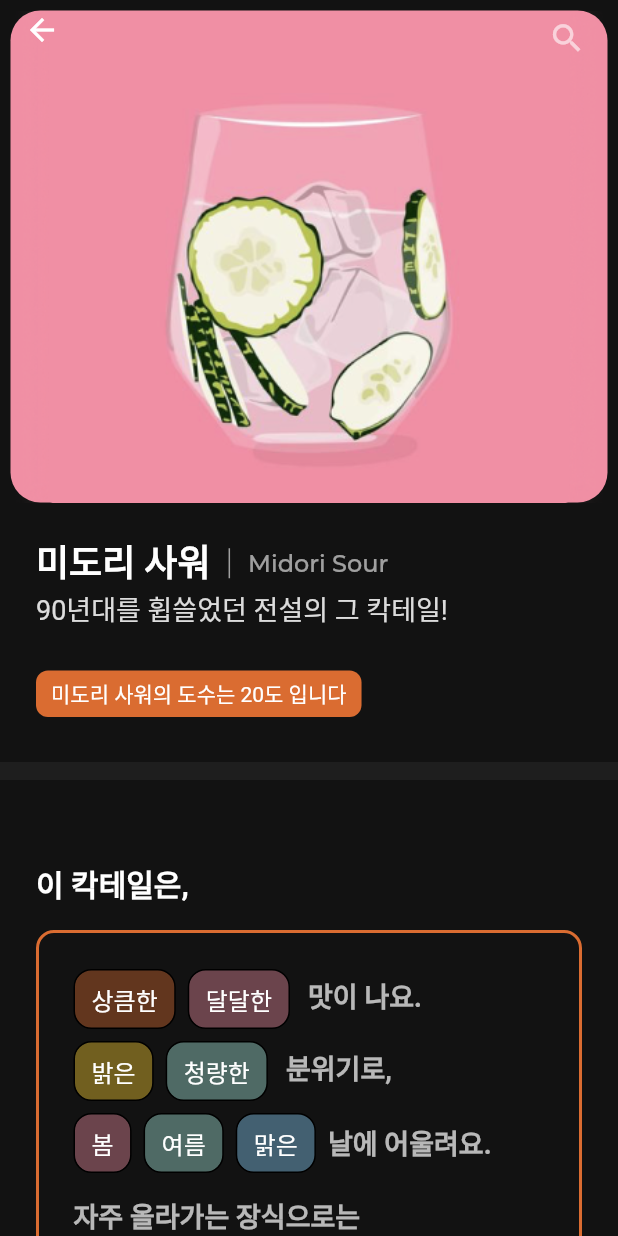
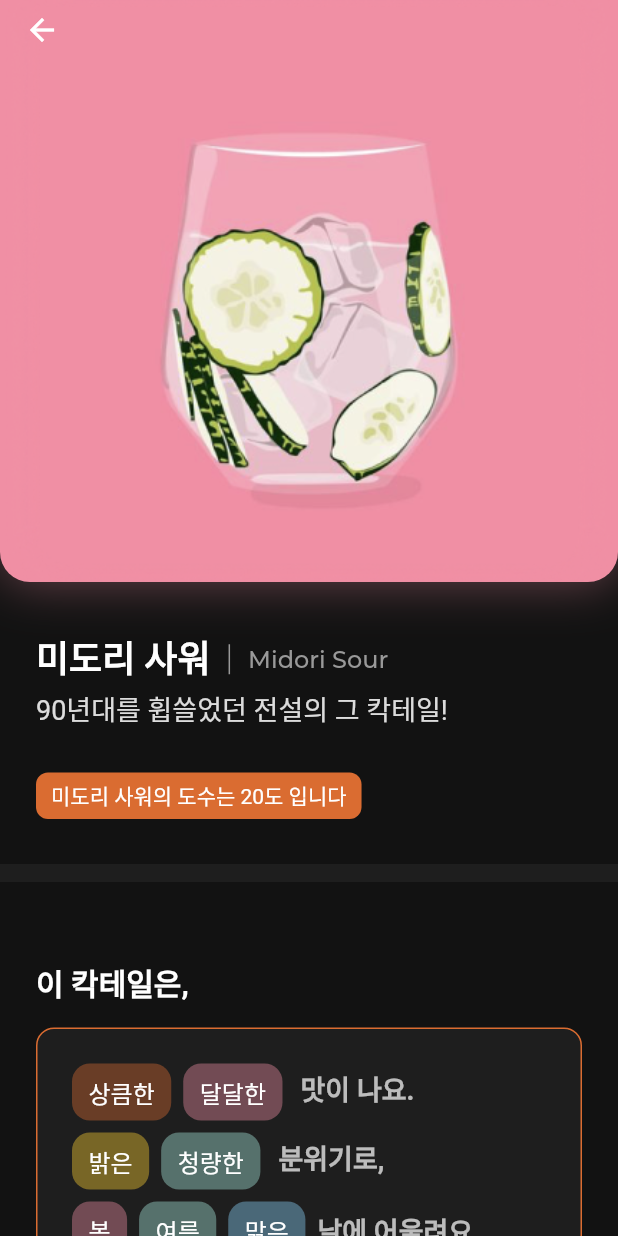
Before and after one commit to cocktail-Ohzu/Ohzu-FrontEnd, a Flutter app: the Detail screen opened directly, on a phone screen of 412 x 824 dp. Run offline on Flutter 3.47's test engine with Material 2 defaults, Android fonts, the phone set to English and light mode, and no system bars; Roboto replaces fonts that are missing (Pretendard).

Commit message:
상세페이지 스타일 수정

```diff
--- a/lib/detail.dart
+++ b/lib/detail.dart
@@ -36,35 +36,43 @@ class _ProfileState extends State<Detail> {
             backgroundColor: Colors.transparent,
             elevation: 0,
             actions: [
-              Container(
-                margin: const EdgeInsets.fromLTRB(0, 5, 10, 0),
-                child: IconButton(
-                  onPressed: () {},
-                  splashRadius: 18,
-                  icon: const Icon(
-                    Icons.search,
-                    size: 25,
-                  ),
-                  color: Colors.white.withOpacity(0.6),
-                ),
-              )
+              // Container(
+              //   margin: const EdgeInsets.fromLTRB(0, 5, 10, 0),
+              //   child: IconButton(
+              //     onPressed: () {},
+              //     splashRadius: 18,
+              //     icon: const Icon(
+              //       Icons.search,
+              //       size: 25,
+              //     ),
+              //     color: Colors.white.withOpacity(0.6),
+              //   ),
+              // )
             ]),
         body: SingleChildScrollView(
             child: Column(
           children: [
             Container(
-                margin: const EdgeInsets.fromLTRB(7, 7, 7, 0),
+                margin: const EdgeInsets.fromLTRB(0, 0, 0, 0),
                 width: double.infinity,
-                height: 328,
+                height: 388,
                 decoration: const BoxDecoration(
                   color: Color(0xffF08FA4),
-                  borderRadius: BorderRadius.all(Radius.circular(20)),
+                  borderRadius: BorderRadius.only(
+                      bottomRight: Radius.circular(20),
+                      bottomLeft: Radius.circular(20)
+                  ),
+                  boxShadow: [
+                    BoxShadow(
+                        color: Color.fromRGBO(240, 143, 164, 0.4),
+                        blurRadius: 28)
+                  ],
                 ),
                 child: const Image(
                     image: AssetImage('asset/images/image 58.png'),
                     fit: BoxFit.cover)),
             Container(
-                margin: const EdgeInsets.fromLTRB(24, 21, 24, 28),
+                margin: const EdgeInsets.fromLTRB(24, 32, 24, 28),
                 alignment: Alignment.centerLeft,
                 child: Column(
                   mainAxisAlignment: MainAxisAlignment.start,
@@ -84,17 +92,17 @@ class _ProfileState extends State<Detail> {
                           ),
                           /* Vertical Divider */
                           Container(
-                            color: Colors.white.withOpacity(0.6),
+                            color: Color(0xFF999999),
                             height: 20,
                             width: 1,
                             margin: const EdgeInsets.fromLTRB(12, 3, 12, 0),
                           ),
-                          Text(
+                          const Text(
                             "Midori Sour",
                             style: TextStyle(
                               fontFamily: 'Montserrat',
                               fontWeight: FontWeight.w500,
-                              color: Colors.white.withOpacity(0.6),
+                              color: Color(0xFF999999),
                               fontSize: 16,
                               height: 1.5,
                             ),
@@ -103,7 +111,7 @@ class _ProfileState extends State<Detail> {
                     /* 둘째줄 */
                     Text("90년대를 휩쓸었던 전설의 그 칵테일!",
                         style: TextStyle(
-                          height: 1.5,
+                          height: 1.7,
                           fontSize: 18,
                           fontWeight: FontWeight.w400,
                           color: Colors.white.withOpacity(0.85),
@@ -136,7 +144,7 @@ class _ProfileState extends State<Detail> {
 
             /* 태그 */
             Container(
-                margin: const EdgeInsets.fromLTRB(24, 52, 24, 16),
+                margin: const EdgeInsets.fromLTRB(24, 50, 24, 16),
                 alignment: Alignment.centerLeft,
                 child: Column(
                   crossAxisAlignment: CrossAxisAlignment.start,
@@ -145,7 +153,7 @@ class _ProfileState extends State<Detail> {
                       "이 칵테일은,",
                       style: TextStyle(
                         color: Colors.white,
-                        fontWeight: FontWeight.w700,
+                        fontWeight: FontWeight.w600,
                         fontSize: 20,
                       ),
                     ),
@@ -155,13 +163,14 @@ class _ProfileState extends State<Detail> {
                       decoration: BoxDecoration(
                         border: Border.all(
                           color: const Color(0xFFDA6C31),
-                          width: 2,
+                          width: 1,
                         ),
                         borderRadius:
                             const BorderRadius.all(Radius.circular(12)),
+                        color: Color(0xFF1E1E1E),
                       ),
-                      padding: const EdgeInsets.fromLTRB(23, 24, 23, 24),
-                      margin: const EdgeInsets.fromLTRB(0, 16, 0, 24),
+                      padding: const EdgeInsets.fromLTRB(23, 23, 23, 23),
+                      margin: const EdgeInsets.fromLTRB(0, 15, 0, 24),
                       child: Column(
                         children: [
                           /* 맛 태그 */
@@ -284,19 +293,20 @@ class _ProfileState extends State<Detail> {
                       margin: const EdgeInsets.fromLTRB(0, 0, 0, 96),
                       child: Text.rich(TextSpan(
                         children: [
-                          TextSpan(
-                              text: "Ohzu point! ",
+                          const TextSpan(
+                              text: "Ohzù point! ",
                               style: TextStyle(
                                   color:
-                                      const Color(0xFFEC5707).withOpacity(0.9),
+                                      Color(0xFFDA6C31),
                                   fontSize: 14,
                                   fontFamily: 'Montserrat',
                                   fontWeight: FontWeight.w700)),
                           TextSpan(
                               text:
-                                  "사워(Sour)는 '신', '시큼한'의 의미로, 미도리 사워는 증류주에 산미와 단맛을 더해 만든 칵테일입니다. 나라에 따라 소다수의 용량에 차이가 있어, 소다수를 사용하지 않는 경우와 레몬 주스와 설탕을 사용해 새콤달콤한 맛을 내며 청량감을 주는 경우가 있습니다. 다양한 증류주나 리큐어를 사용하여 여러 가지 사워 칵테일을 만들 수 있어요.",
+                                  "사워(Sour)는 '신', '시큼한'의 의미로, 미도리 사워는 증류주에 산미와 단맛을 더해 만든 칵테일입니다. \n나라에 따라 소다수의 용량에 차이가 있어, 소다수를 사용하지 않는 경우와 레몬 주스와 설탕을 사용해 새콤달콤한 맛을 내며 청량감을 주는 경우가 있습니다. 다양한 증류주나 리큐어를 사용하여 여러 가지 사워 칵테일을 만들 수 있어요.",
                               style: TextStyle(
-                                  color: Colors.white.withOpacity(0.6),
+                                  color: Colors.white.withOpacity(0.8),
+                                  height: 1.7,
                                   fontSize: 14,
                                   fontWeight: FontWeight.w300))
                         ],
@@ -318,7 +328,7 @@ class _ProfileState extends State<Detail> {
                               style: TextStyle(
                                   color: Colors.white,
                                   fontSize: 20,
-                                  fontWeight: FontWeight.w700),
+                                  fontWeight: FontWeight.w600),
                             ),
                           ),
                           Icon(
@@ -338,7 +348,7 @@ class _ProfileState extends State<Detail> {
                             style: TextStyle(
                                 color: Colors.white,
                                 fontSize: 18,
-                                fontWeight: FontWeight.w500),
+                                fontWeight: FontWeight.w400),
                           ),
                         ),
                         Container(
@@ -464,7 +474,6 @@ Widget buildTagItem(BuildContext context, String text, Color color) {
   return Container(
       decoration: BoxDecoration(
         color: color.withOpacity(0.4),
-        border: Border.all(),
         borderRadius: const BorderRadius.all(Radius.circular(12)),
       ),
       padding: const EdgeInsets.fromLTRB(11, 7, 11, 7),
```
